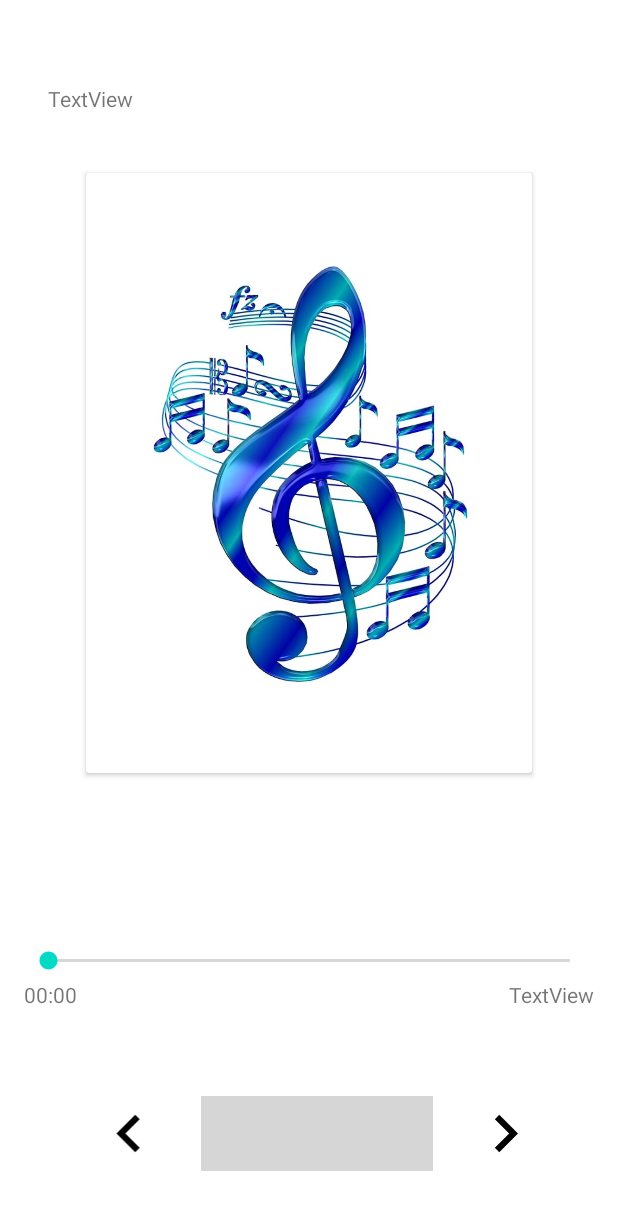
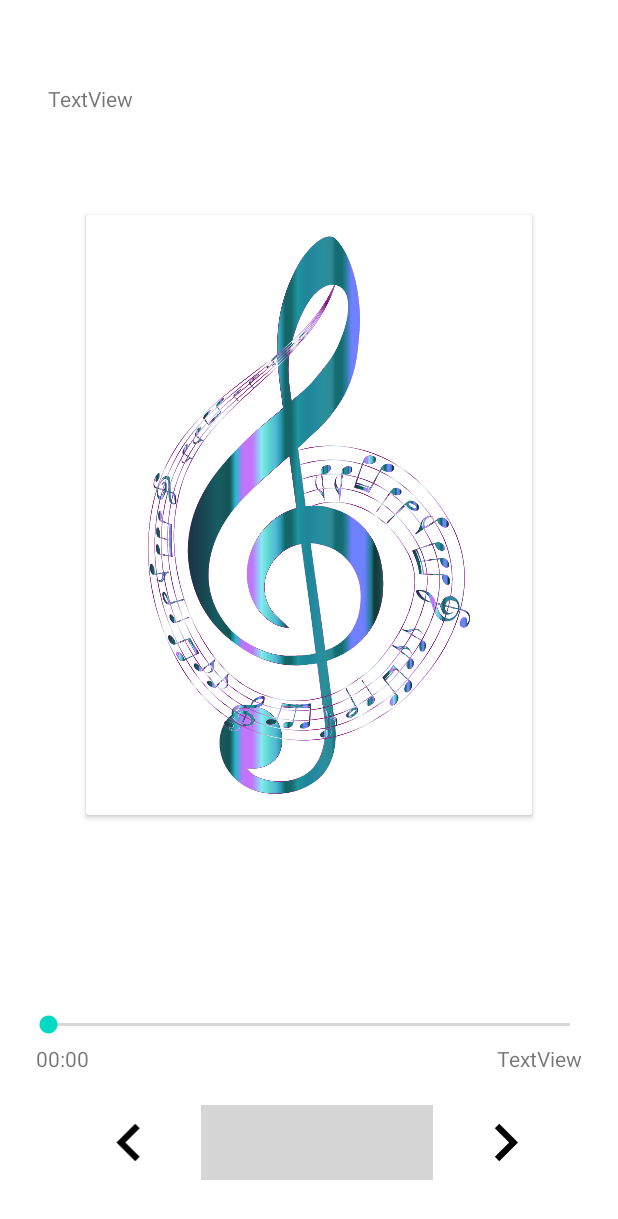
Before and after one commit to Shubhangi2/myMusic, an Android app: the MusicPlayerActivity screen opened directly, with no data from a screen before it, on a phone screen of 412 x 824 dp. Shown: the top 1219 px of the screen. Run offline under Robolectric (Android 15) with nearby library versions, the phone set to English and light mode, and no system bars; 6 statements that could not run were skipped; grey boxes are pictures that could not be loaded.

Commit message:
changed design

```diff
--- a/app/src/main/res/layout/activity_music_player.xml
+++ b/app/src/main/res/layout/activity_music_player.xml
@@ -10,6 +10,7 @@
         android:id="@+id/mp_title"
         android:layout_width="0dp"
         android:layout_height="wrap_content"
+        android:singleLine="true"
         android:ellipsize="marquee"
         android:layout_marginStart="32dp"
         android:layout_marginTop="56dp"
@@ -23,7 +24,7 @@
         android:id="@+id/cardView"
         android:layout_width="297dp"
         android:layout_height="400dp"
-        android:layout_marginTop="40dp"
+        android:layout_marginTop="68dp"
         app:layout_constraintEnd_toEndOf="parent"
         app:layout_constraintStart_toStartOf="parent"
         app:layout_constraintTop_toBottomOf="@+id/mp_title">
@@ -32,7 +33,8 @@
             android:id="@+id/imageView2"
             android:layout_width="wrap_content"
             android:layout_height="wrap_content"
-            app:srcCompat="@drawable/mp_bg_song_image" />
+            android:layout_margin="14dp"
+            app:srcCompat="@drawable/kindpng_71572" />
     </androidx.cardview.widget.CardView>
 
     <SeekBar
@@ -40,28 +42,27 @@
         android:layout_width="0dp"
         android:layout_height="wrap_content"
         android:layout_marginStart="16dp"
-        android:layout_marginTop="116dp"
         android:layout_marginEnd="16dp"
 
+        android:layout_marginBottom="32dp"
+        app:layout_constraintBottom_toTopOf="@+id/linearLayout"
         app:layout_constraintEnd_toEndOf="parent"
-        app:layout_constraintHorizontal_bias="0.0"
-        app:layout_constraintStart_toStartOf="parent"
-        app:layout_constraintTop_toBottomOf="@+id/cardView" />
+        app:layout_constraintHorizontal_bias="1.0"
+        app:layout_constraintStart_toStartOf="parent" />
 
     <LinearLayout
+        android:id="@+id/linearLayout"
         android:layout_width="400dp"
         android:layout_height="76dp"
-        android:layout_marginBottom="3dp"
 
+        android:layout_marginBottom="24dp"
         android:gravity="center"
         android:orientation="horizontal"
         android:weightSum="12"
         app:layout_constraintBottom_toBottomOf="parent"
         app:layout_constraintEnd_toEndOf="parent"
         app:layout_constraintHorizontal_bias="1.0"
-        app:layout_constraintStart_toStartOf="parent"
-        app:layout_constraintTop_toBottomOf="@+id/mp_seekbar"
-        app:layout_constraintVertical_bias="0.72">
+        app:layout_constraintStart_toStartOf="parent">
 
         <ImageView
             android:id="@+id/left_arrow"
@@ -94,6 +95,7 @@
         android:id="@+id/current_time"
         android:layout_width="wrap_content"
         android:layout_height="wrap_content"
+        android:layout_marginStart="8dp"
         android:layout_marginTop="4dp"
         android:text="TextView"
         app:layout_constraintStart_toStartOf="@+id/mp_seekbar"
@@ -104,6 +106,7 @@
         android:layout_width="wrap_content"
         android:layout_height="wrap_content"
         android:layout_marginTop="4dp"
+        android:layout_marginEnd="8dp"
         android:text="TextView"
         app:layout_constraintEnd_toEndOf="@+id/mp_seekbar"
         app:layout_constraintTop_toBottomOf="@+id/mp_seekbar" />
--- a/app/src/main/res/values-night/themes.xml
+++ b/app/src/main/res/values-night/themes.xml
@@ -1,6 +1,6 @@
 <resources xmlns:tools="http://schemas.android.com/tools">
     <!-- Base application theme. -->
-    <style name="Theme.ShubhangiMusic" parent="Theme.MaterialComponents.DayNight.DarkActionBar">
+    <style name="Theme.ShubhangiMusic" parent="Theme.MaterialComponents.DayNight.NoActionBar">
         <!-- Primary brand color. -->
         <item name="colorPrimary">@color/purple_200</item>
         <item name="colorPrimaryVariant">@color/purple_700</item>
--- a/app/src/main/res/values/strings.xml
+++ b/app/src/main/res/values/strings.xml
@@ -1,3 +1,3 @@
 <resources>
-    <string name="app_name">shubhangiMusic</string>
+    <string name="app_name">myMusic</string>
 </resources>
```
Also changed, not shown: app/src/main/res/drawable/kindpng_71572.png (added), app/src/main/res/drawable/mp_bg_song_image.jpg (deleted), app/src/main/res/drawable/mp_bg_song_image.png (added).
